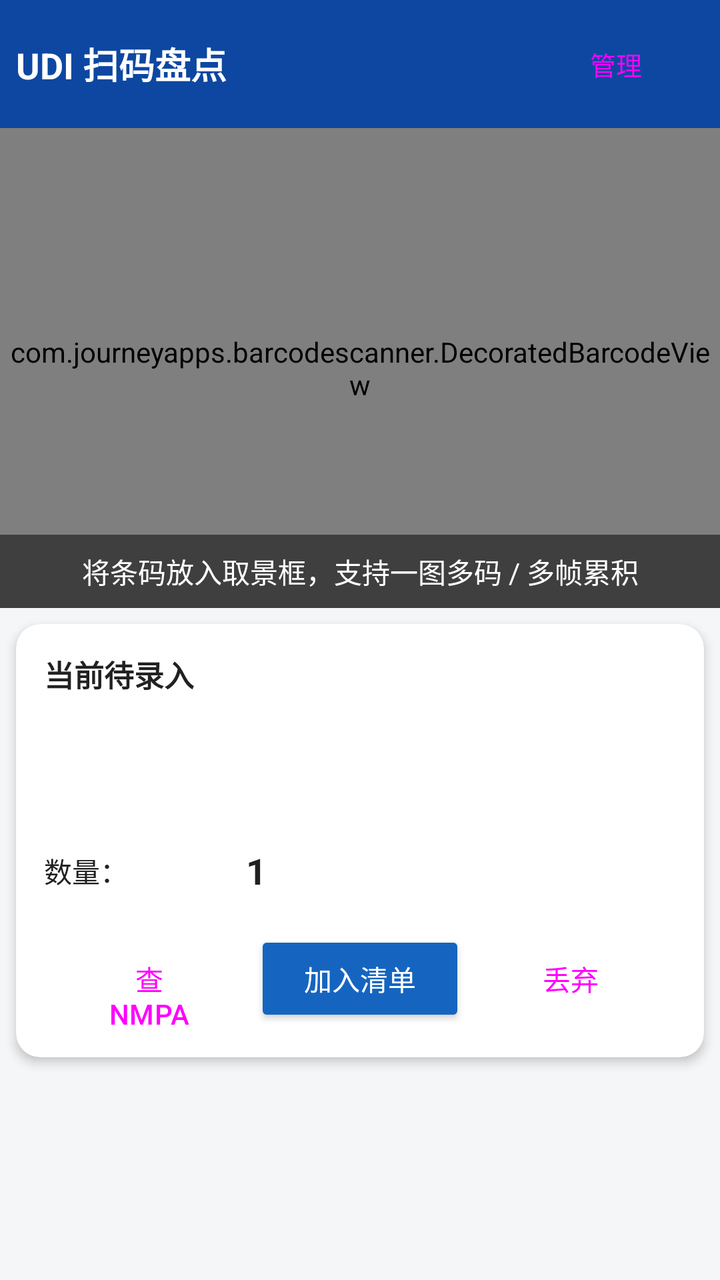
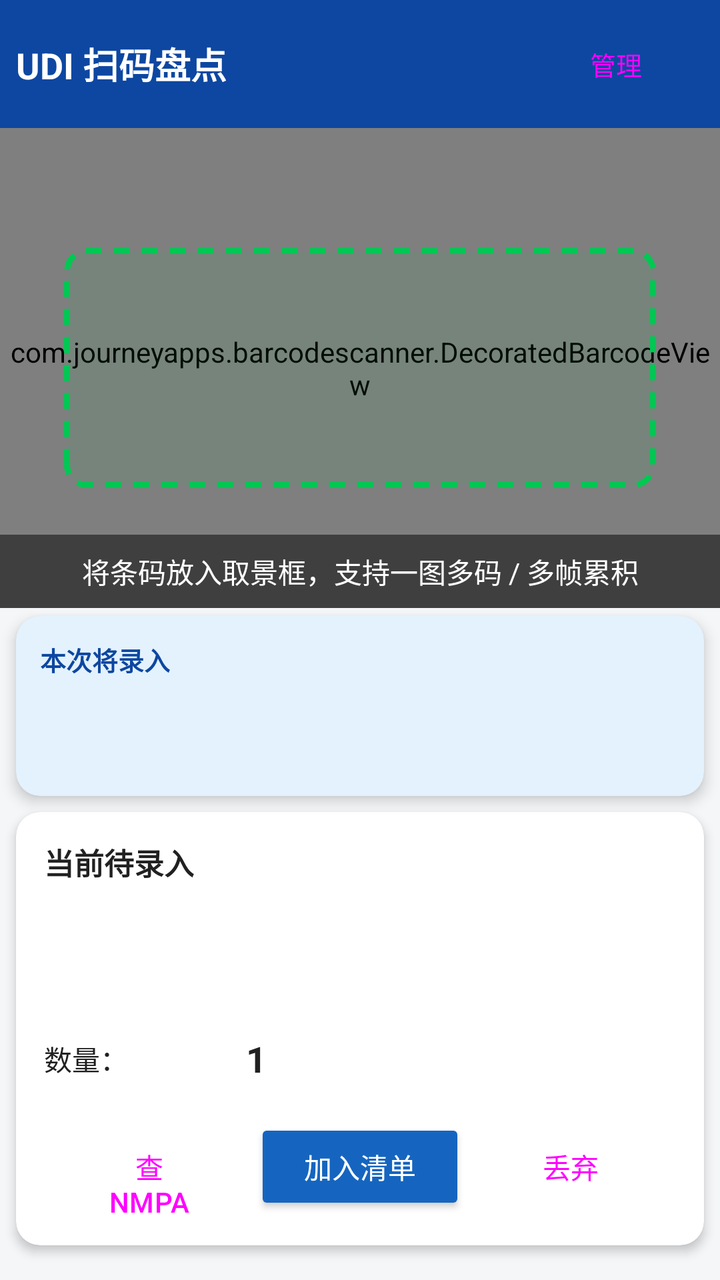

Compare the two renders of this Android layout. The source of the first and the diff that turns it into the second are given below.
<!-- AndroidManifest.xml: application theme Theme.UdiScan -->
<!-- res/layout/activity_main.xml -->
<?xml version="1.0" encoding="utf-8"?>
<LinearLayout xmlns:android="http://schemas.android.com/apk/res/android"
    xmlns:app="http://schemas.android.com/apk/res-auto"
    android:layout_width="match_parent"
    android:layout_height="match_parent"
    android:orientation="vertical"
    android:background="@color/bg">

    
    <LinearLayout
        android:layout_width="match_parent"
        android:layout_height="wrap_content"
        android:orientation="horizontal"
        android:padding="8dp"
        android:gravity="center_vertical"
        android:background="@color/primary_dark">

        <TextView
            android:layout_width="0dp"
            android:layout_height="wrap_content"
            android:layout_weight="1"
            android:text="@string/app_name"
            android:textColor="#ffffff"
            android:textSize="18sp"
            android:textStyle="bold" />

        <Button
            android:id="@+id/btn_manage"
            style="@style/Widget.Material3.Button.TonalButton"
            android:layout_width="wrap_content"
            android:layout_height="wrap_content"
            android:text="@string/manage_title"
            android:textSize="13sp" />
    </LinearLayout>

    
    <FrameLayout
        android:layout_width="match_parent"
        android:layout_height="240dp">

        <com.journeyapps.barcodescanner.DecoratedBarcodeView
            android:id="@+id/barcode_scanner"
            android:layout_width="match_parent"
            android:layout_height="match_parent" />

        <TextView
            android:layout_width="match_parent"
            android:layout_height="wrap_content"
            android:layout_gravity="bottom"
            android:background="#80000000"
            android:gravity="center"
            android:padding="8dp"
            android:text="@string/hint_scan"
            android:textColor="#ffffff" />

        
        <TextView
            android:id="@+id/scan_flash"
            android:layout_width="match_parent"
            android:layout_height="wrap_content"
            android:layout_gravity="top"
            android:gravity="center"
            android:padding="10dp"
            android:textColor="#ffffff"
            android:textSize="14sp"
            android:textStyle="bold"
            android:visibility="gone" />
    </FrameLayout>

    
    <androidx.cardview.widget.CardView
        android:layout_width="match_parent"
        android:layout_height="wrap_content"
        android:layout_margin="8dp"
        app:cardCornerRadius="12dp"
        app:cardBackgroundColor="@color/card"
        app:cardElevation="3dp">

        <LinearLayout
            android:layout_width="match_parent"
            android:layout_height="wrap_content"
            android:orientation="vertical"
            android:padding="14dp">

            <TextView
                android:layout_width="wrap_content"
                android:layout_height="wrap_content"
                android:text="@string/buffer_title"
                android:textStyle="bold"
                android:textSize="15sp"
                android:textColor="@color/text_main" />

            <TextView
                android:id="@+id/tv_buffer"
                android:layout_width="match_parent"
                android:layout_height="wrap_content"
                android:layout_marginTop="8dp"
                android:textColor="@color/text_main"
                android:textSize="14sp"
                android:fontFamily="monospace" />

            <TextView
                android:id="@+id/tv_product"
                android:layout_width="match_parent"
                android:layout_height="wrap_content"
                android:layout_marginTop="8dp"
                android:textColor="@color/primary"
                android:textStyle="bold"
                android:textSize="15sp" />

            <LinearLayout
                android:layout_width="match_parent"
                android:layout_height="wrap_content"
                android:orientation="horizontal"
                android:layout_marginTop="12dp"
                android:gravity="center_vertical">

                <TextView
                    android:layout_width="wrap_content"
                    android:layout_height="wrap_content"
                    android:text="数量："
                    android:textColor="@color/text_main" />

                <Button
                    android:id="@+id/btn_minus"
                    style="@style/Widget.Material3.Button.OutlinedButton"
                    android:layout_width="40dp"
                    android:layout_height="40dp"
                    android:text="-"
                    android:textSize="18sp" />

                <TextView
                    android:id="@+id/tv_qty"
                    android:layout_width="48dp"
                    android:layout_height="wrap_content"
                    android:gravity="center"
                    android:text="1"
                    android:textSize="18sp"
                    android:textStyle="bold"
                    android:textColor="@color/text_main" />

                <Button
                    android:id="@+id/btn_plus"
                    style="@style/Widget.Material3.Button.OutlinedButton"
                    android:layout_width="40dp"
                    android:layout_height="40dp"
                    android:text="+"
                    android:textSize="18sp" />

                <Space
                    android:layout_width="0dp"
                    android:layout_height="wrap_content"
                    android:layout_weight="1" />
            </LinearLayout>

            <LinearLayout
                android:layout_width="match_parent"
                android:layout_height="wrap_content"
                android:orientation="horizontal"
                android:layout_marginTop="10dp">

                <Button
                    android:id="@+id/btn_query"
                    style="@style/Widget.Material3.Button.TonalButton"
                    android:layout_width="0dp"
                    android:layout_height="wrap_content"
                    android:layout_weight="1"
                    android:text="@string/btn_query" />

                <Button
                    android:id="@+id/btn_add"
                    android:layout_width="0dp"
                    android:layout_height="wrap_content"
                    android:layout_weight="1"
                    android:text="@string/btn_add"
                    android:textColor="#ffffff"
                    app:backgroundTint="@color/primary" />

                <Button
                    android:id="@+id/btn_discard"
                    style="@style/Widget.Material3.Button.TonalButton"
                    android:layout_width="0dp"
                    android:layout_height="wrap_content"
                    android:layout_weight="1"
                    android:text="@string/btn_discard" />
            </LinearLayout>
        </LinearLayout>
    </androidx.cardview.widget.CardView>

    
    <androidx.recyclerview.widget.RecyclerView
        android:id="@+id/list_items"
        android:layout_width="match_parent"
        android:layout_height="0dp"
        android:layout_weight="1"
        android:padding="8dp" />

</LinearLayout>
<!-- resources referenced by this layout -->
<resources>
  <color name="bg">#F5F6F8</color>
  <color name="card">#FFFFFF</color>
  <color name="primary">#1565C0</color>
  <color name="primary_dark">#0D47A1</color>
  <color name="text_main">#212121</color>
  <string name="app_name">UDI 扫码盘点</string>
  <string name="btn_add">加入清单</string>
  <string name="btn_discard">丢弃</string>
  <string name="btn_query">查 NMPA</string>
  <string name="buffer_title">当前待录入</string>
  <string name="hint_scan">将条码放入取景框，支持一图多码 / 多帧累积</string>
  <string name="manage_title">管理</string>
  <style name="Theme.UdiScan" parent="Theme.Material3.DayNight.NoActionBar">
          <item name="colorPrimary">@color/primary</item>
          <item name="colorPrimaryDark">@color/primary_dark</item>
          <item name="colorAccent">@color/accent</item>
          <item name="android:colorBackground">@color/bg</item>
          <item name="android:statusBarColor">@color/primary_dark</item>
      </style>
  <color name="accent">#FF6F00</color>
</resources>

<!-- the commit's change to res/layout/activity_main.xml (unified diff, before → after) -->
@@ -42,6 +42,33 @@
             android:id="@+id/barcode_scanner"
             android:layout_width="match_parent"
             android:layout_height="match_parent" />
+
+        
+        <LinearLayout
+            android:layout_width="match_parent"
+            android:layout_height="match_parent"
+            android:orientation="vertical"
+            android:gravity="center"
+            android:padding="32dp"
+            android:clickable="false"
+            android:focusable="false"
+            android:importantForAccessibility="no">
+
+            <View
+                android:layout_width="match_parent"
+                android:layout_height="0dp"
+                android:layout_weight="1" />
+
+            <View
+                android:layout_width="match_parent"
+                android:layout_height="120dp"
+                android:background="@drawable/scan_frame" />
+
+            <View
+                android:layout_width="match_parent"
+                android:layout_height="0dp"
+                android:layout_weight="1" />
+        </LinearLayout>
 
         <TextView
             android:layout_width="match_parent"
@@ -71,6 +98,63 @@
     <androidx.cardview.widget.CardView
         android:layout_width="match_parent"
         android:layout_height="wrap_content"
+        android:layout_marginStart="8dp"
+        android:layout_marginEnd="8dp"
+        android:layout_marginTop="4dp"
+        app:cardCornerRadius="12dp"
+        app:cardBackgroundColor="#E3F2FD"
+        app:cardElevation="4dp"
+        app:strokeColor="@color/primary"
+        app:strokeWidth="2dp">
+
+        <LinearLayout
+            android:layout_width="match_parent"
+            android:layout_height="wrap_content"
+            android:orientation="vertical"
+            android:padding="12dp">
+
+            <TextView
+                android:layout_width="wrap_content"
+                android:layout_height="wrap_content"
+                android:text="@string/preview_title"
+                android:textStyle="bold"
+                android:textSize="13sp"
+                android:textColor="@color/primary_dark" />
+
+            
+            <LinearLayout
+                android:id="@+id/preview_chips"
+                android:layout_width="match_parent"
+                android:layout_height="wrap_content"
+                android:orientation="horizontal"
+                android:layout_marginTop="6dp"
+                android:visibility="gone" />
+
+            
+            <TextView
+                android:id="@+id/tv_preview_qty"
+                android:layout_width="match_parent"
+                android:layout_height="wrap_content"
+                android:layout_marginTop="6dp"
+                android:textColor="@color/text_main"
+                android:textSize="14sp"
+                android:textStyle="bold" />
+
+            
+            <TextView
+                android:id="@+id/tv_preview_hint"
+                android:layout_width="match_parent"
+                android:layout_height="wrap_content"
+                android:layout_marginTop="4dp"
+                android:textColor="@color/text_sub"
+                android:textSize="13sp" />
+        </LinearLayout>
+    </androidx.cardview.widget.CardView>
+
+    
+    <androidx.cardview.widget.CardView
+        android:layout_width="match_parent"
+        android:layout_height="wrap_content"
         android:layout_margin="8dp"
         app:cardCornerRadius="12dp"
         app:cardBackgroundColor="@color/card"
<!-- resource entries referenced after the edit -->
@@ -5,6 +5,20 @@
   <color name="primary">#1565C0</color>
   <color name="primary_dark">#0D47A1</color>
   <color name="text_main">#212121</color>
+  <color name="text_sub">#757575</color>
+  <!-- drawable scan_frame (drawable) -->
+  <?xml version="1.0" encoding="utf-8"?>
+  <shape xmlns:android="http://schemas.android.com/apk/res/android"
+      android:shape="rectangle">
+      
+      <stroke
+          android:width="3dp"
+          android:color="#00C853"
+          android:dashWidth="8dp"
+          android:dashGap="6dp" />
+      <solid android:color="#1000C853" />
+      <corners android:radius="10dp" />
+  </shape>
   <string name="app_name">UDI 扫码盘点</string>
   <string name="btn_add">加入清单</string>
   <string name="btn_discard">丢弃</string>
@@ -12,6 +26,7 @@
   <string name="buffer_title">当前待录入</string>
   <string name="hint_scan">将条码放入取景框，支持一图多码 / 多帧累积</string>
   <string name="manage_title">管理</string>
+  <string name="preview_title">本次将录入</string>
   <style name="Theme.UdiScan" parent="Theme.Material3.DayNight.NoActionBar">
           <item name="colorPrimary">@color/primary</item>
           <item name="colorPrimaryDark">@color/primary_dark</item>
